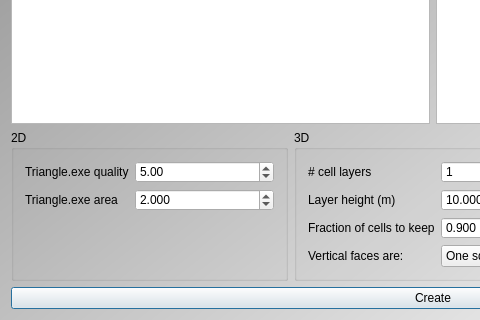
richelbilderbeek/ProjectRichelBilderbeek, file Tools/ToolTriangleMeshCreator/qttrianglemeshcreatormaindialog.ui: the form before one commit; both pictures show x 0 to 480 and y 363 to 683 of the 866 by 683 pixel window.
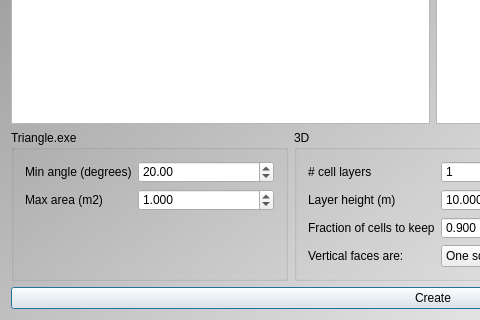
The form after the commit. Icons and pictures are not drawn. Custom widgets are drawn as their Qt base class.

Patch:
```diff
--- a/Tools/ToolTriangleMeshCreator/qttrianglemeshcreatormaindialog.ui
+++ b/Tools/ToolTriangleMeshCreator/qttrianglemeshcreatormaindialog.ui
@@ -99,13 +99,13 @@
      <item>
       <widget class="QGroupBox" name="box_parameters">
        <property name="title">
-        <string>2D</string>
+        <string>Triangle.exe</string>
        </property>
        <layout class="QFormLayout" name="formLayout_2">
         <item row="0" column="0">
          <widget class="QLabel" name="label_triangle_quality">
           <property name="text">
-           <string>Triangle.exe quality</string>
+           <string>Min angle (degrees)</string>
           </property>
          </widget>
         </item>
@@ -115,14 +115,14 @@
            <double>10000.000000000000000</double>
           </property>
           <property name="value">
-           <double>5.000000000000000</double>
+           <double>20.000000000000000</double>
           </property>
          </widget>
         </item>
         <item row="1" column="0">
          <widget class="QLabel" name="label_triangle_area">
           <property name="text">
-           <string>Triangle.exe area</string>
+           <string>Max area (m2)</string>
           </property>
          </widget>
         </item>
@@ -135,7 +135,7 @@
            <double>1000.000000000000000</double>
           </property>
           <property name="value">
-           <double>2.000000000000000</double>
+           <double>1.000000000000000</double>
           </property>
          </widget>
         </item>
```
Left out of the diff: 4 changed lines with no effect on the pictures.
